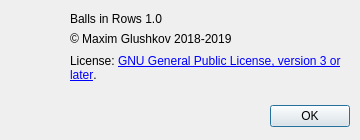
Old version of the form about.ui in the repository nutamic/ballsinrows.
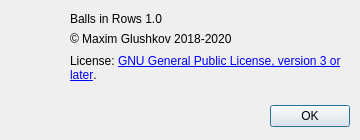
New version of the form.

Commit message: Update copyright year

What changed in the file:
```diff
--- a/about.ui
+++ b/about.ui
@@ -74,7 +74,7 @@
     </rect>
    </property>
    <property name="text">
-    <string>© Maxim Glushkov 2018-2019</string>
+    <string>© Maxim Glushkov 2018-2020</string>
    </property>
   </widget>
   <widget class="QLabel" name="licenseLabel">
```
The commit also changes 2 other files.
